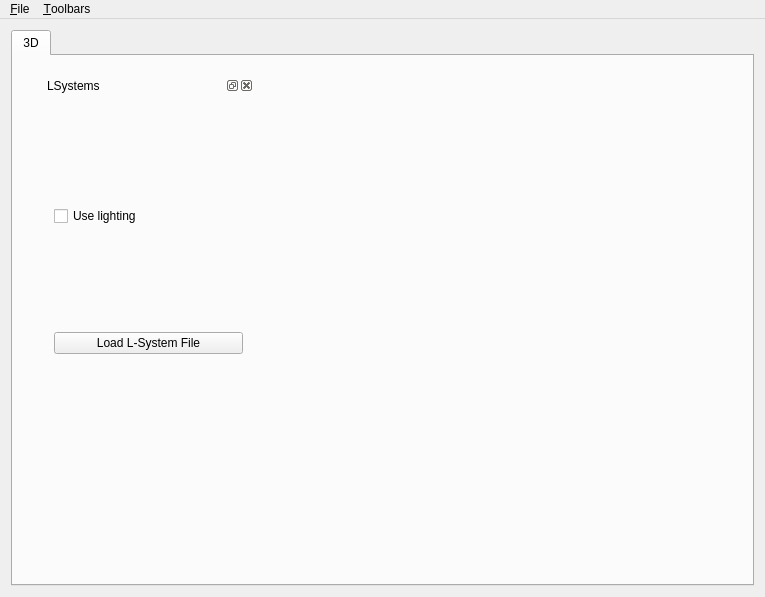
Above: ui/mainwindow.ui from cs123tas/final-AustinNimo before the change. Below: the same form after it.
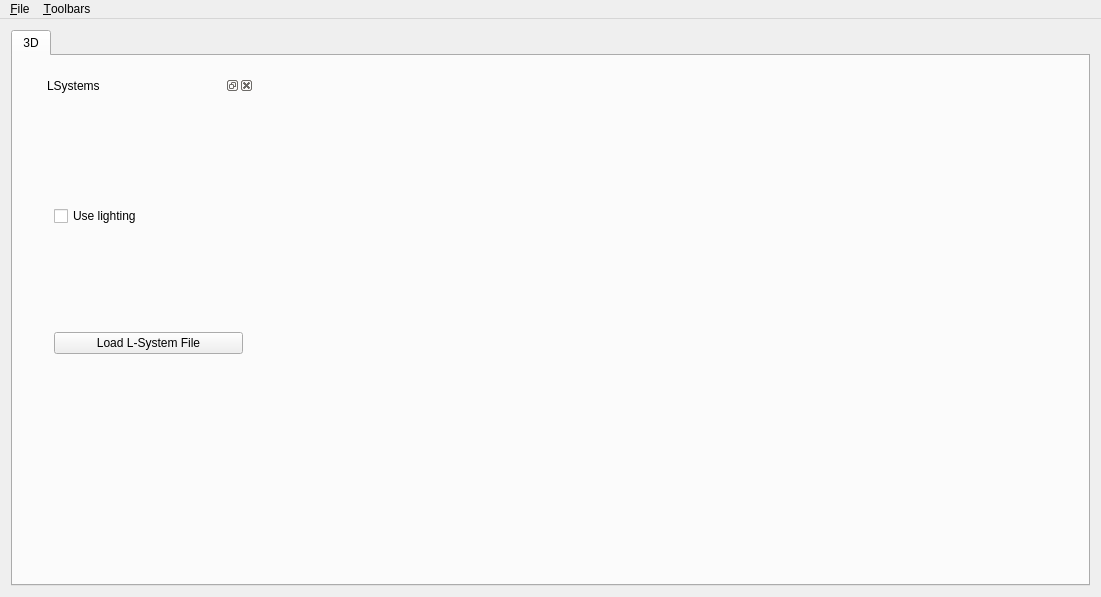
That is the form after the change.

What changed in the file:
```diff
--- a/ui/mainwindow.ui
+++ b/ui/mainwindow.ui
@@ -6,7 +6,7 @@
    <rect>
     <x>0</x>
     <y>0</y>
-    <width>765</width>
+    <width>1101</width>
     <height>597</height>
    </rect>
   </property>
@@ -108,8 +108,8 @@
     <rect>
      <x>0</x>
      <y>0</y>
-     <width>765</width>
-     <height>21</height>
+     <width>1101</width>
+     <height>22</height>
     </rect>
    </property>
    <widget class="QMenu" name="menuFile">
```
